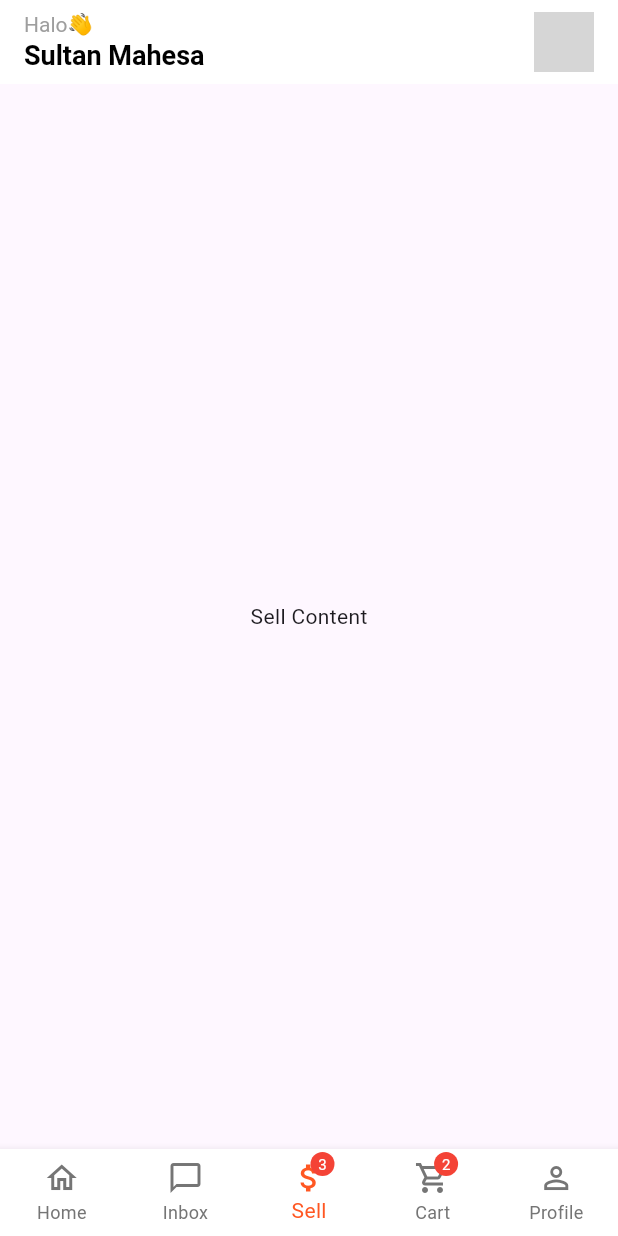
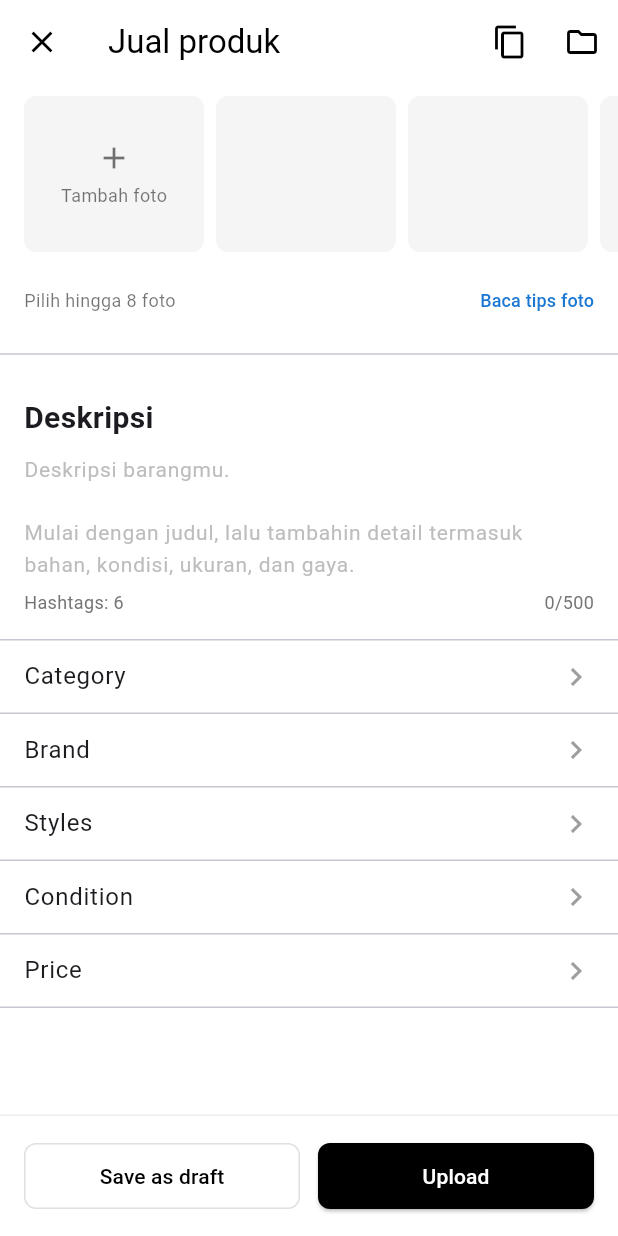
Before and after one commit to tungtungtungtungtungtungsahur/mobile-abp, a Flutter app: the screen it shows after launch, item 3 of the bottom bar chosen, on a phone screen of 412 x 824 dp. Run offline on Flutter 3.47's test engine with Material 3 defaults, Android fonts, the light colour scheme and no system bars; network calls fail; Roboto replaces fonts that are missing (Poppins); grey boxes are pictures that could not be loaded.

Commit message:
sell.dart untuk nambahin produk toko

```diff
--- a/lib/home.dart
+++ b/lib/home.dart
@@ -2,6 +2,7 @@
 import 'package:flutter/material.dart';
 import 'components/bottom_navigation_bar.dart';
 import 'profile.dart';
+import 'sell.dart';
 
 // Placeholder data - replace with your actual data models and fetching logic
 final List<Map<String, dynamic>> recommendedProducts = [
@@ -49,8 +50,12 @@ class _HomeScreenState extends State<HomeScreen> {
   void _onItemTapped(int index) {
     setState(() {
       _selectedIndex = index;
-      // Handle navigation logic here based on index
-      print('Tapped index: $index');
+      if (index == 2) { // Index 2 is for Sell tab
+        Navigator.push(
+          context,
+          MaterialPageRoute(builder: (context) => SellPage()),
+        );
+      }
     });
   }
 
@@ -152,7 +157,7 @@ class _HomeScreenState extends State<HomeScreen> {
 
   // Sell tab content
   Widget _buildSellContent() {
-    return const Center(child: Text('Sell Content'));
+    return SellPage();
   }
 
   // Cart tab content
--- a/lib/katalogToko.dart
+++ /dev/null
@@ -1,5 +0,0 @@
-import 'package:flutter/material.dart';
-import 'components/bottom_navigation_bar.dart';
-import 'edit.dart';
-import 'delete.dart';
-import 'add.dart';
--- /dev/null
+++ b/lib/sell.dart
@@ -0,0 +1,272 @@
+import 'package:flutter/material.dart';
+
+class SellPage extends StatefulWidget {
+  @override
+  _SellPageState createState() => _SellPageState();
+}
+
+class _SellPageState extends State<SellPage> {
+  final TextEditingController _descriptionController = TextEditingController();
+  final TextEditingController _nameController = TextEditingController();
+  final TextEditingController _priceController = TextEditingController();
+  String? _selectedCategory;
+  String? _selectedBrand;
+  String? _selectedCondition;
+  int _charCount = 0;
+  final int _maxChars = 500;
+  int _hashtagCount = 6;
+
+  // Dummy data untuk dropdown
+  final List<String> categories = ['Pakaian', 'Elektronik', 'Aksesoris', 'perabotan', 'tas'];
+  final List<String> conditions = ['Baru', 'Bekas'];
+
+  void _showSuccessDialog(BuildContext context) {
+    showDialog(
+      context: context,
+      builder: (BuildContext context) {
+        return AlertDialog(
+          title: Text('Sukses'),
+          content: Text('Produk berhasil ditambahkan ke katalog'),
+          actions: [
+            TextButton(
+              child: Text('OK'),
+              onPressed: () {
+                Navigator.of(context).pop(); // Tutup dialog
+                Navigator.pushReplacementNamed(context, '/katalog'); // Navigasi ke katalog
+              },
+            ),
+          ],
+        );
+      },
+    );
+  }
+
+  bool _validateInputs() {
+    if (_nameController.text.isEmpty ||
+        _priceController.text.isEmpty ||
+        _descriptionController.text.isEmpty ||
+        _selectedCategory == null ||
+        _selectedCondition == null) {
+      ScaffoldMessenger.of(context).showSnackBar(
+        SnackBar(content: Text('Mohon lengkapi semua data produk')),
+      );
+      return false;
+    }
+    return true;
+  }
+
+  void _handleUpload() {
+    if (_validateInputs()) {
+      final productData = {
+        'name': _nameController.text,
+        'price': _priceController.text,
+        'description': _descriptionController.text,
+        'category': _selectedCategory,
+        'condition': _selectedCondition,
+      };
+
+      _showSuccessDialog(context);
+    }
+  }
+
+  @override
+  Widget build(BuildContext context) {
+    return Scaffold(
+      backgroundColor: Colors.white,
+      appBar: AppBar(
+        backgroundColor: Colors.white,
+        elevation: 0,
+        leading: IconButton(
+          icon: Icon(Icons.close, color: Colors.black),
+          onPressed: () => Navigator.pop(context),
+        ),
+        title: Text('Jual produk', style: TextStyle(color: Colors.black)),
+        actions: [
+          IconButton(
+            icon: Icon(Icons.copy_outlined, color: Colors.black),
+            onPressed: () {},
+          ),
+          IconButton(
+            icon: Icon(Icons.folder_outlined, color: Colors.black),
+            onPressed: () {},
+          ),
+        ],
+      ),
+      body: SingleChildScrollView(
+        child: Column(
+          crossAxisAlignment: CrossAxisAlignment.start,
+          children: [
+            // Photo Grid
+            Container(
+              height: 120,
+              child: ListView.builder(
+                scrollDirection: Axis.horizontal,
+                itemCount: 8,
+                padding: EdgeInsets.symmetric(horizontal: 12),
+                itemBuilder: (context, index) {
+                  return Container(
+                    width: 120,
+                    margin: EdgeInsets.symmetric(horizontal: 4, vertical: 8),
+                    decoration: BoxDecoration(
+                      color: Colors.grey[100],
+                      borderRadius: BorderRadius.circular(8),
+                    ),
+                    child: index == 0
+                        ? Column(
+                            mainAxisAlignment: MainAxisAlignment.center,
+                            children: [
+                              Icon(Icons.add, color: Colors.black54),
+                              SizedBox(height: 4),
+                              Text('Tambah foto',
+                                  style: TextStyle(color: Colors.black54, fontSize: 12)),
+                            ],
+                          )
+                        : Container(),
+                  );
+                },
+              ),
+            ),
+            Padding(
+              padding: EdgeInsets.symmetric(horizontal: 16),
+              child: Row(
+                mainAxisAlignment: MainAxisAlignment.spaceBetween,
+                children: [
+                  Text('Pilih hingga 8 foto',
+                      style: TextStyle(color: Colors.black54, fontSize: 12)),
+                  TextButton(
+                    onPressed: () {},
+                    child: Text('Baca tips foto',
+                        style: TextStyle(color: Colors.blue[700], fontSize: 12)),
+                    style: TextButton.styleFrom(
+                      padding: EdgeInsets.zero,
+                      minimumSize: Size(0, 0),
+                    ),
+                  ),
+                ],
+              ),
+            ),
+            Divider(height: 24),
+
+            // Deskripsi
+            Padding(
+              padding: EdgeInsets.all(16),
+              child: Column(
+                crossAxisAlignment: CrossAxisAlignment.start,
+                children: [
+                  Text(
+                    'Deskripsi',
+                    style: TextStyle(
+                      fontSize: 20,
+                      fontWeight: FontWeight.bold,
+                    ),
+                  ),
+                  TextField(
+                    controller: _descriptionController,
+                    maxLines: null,
+                    decoration: InputDecoration(
+                      hintText: 'Deskripsi barangmu.\n\nMulai dengan judul, lalu tambahin detail termasuk bahan, kondisi, ukuran, dan gaya.',
+                      hintStyle: TextStyle(color: Colors.grey[400], fontSize: 14),
+                      border: InputBorder.none,
+                    ),
+                    onChanged: (text) {
+                      setState(() {
+                        _charCount = text.length;
+                      });
+                    },
+                  ),
+                  Row(
+                    mainAxisAlignment: MainAxisAlignment.spaceBetween,
+                    children: [
+                      Text(
+                        'Hashtags: $_hashtagCount',
+                        style: TextStyle(color: Colors.grey[600], fontSize: 12),
+                      ),
+                      Text(
+                        '$_charCount/$_maxChars',
+                        style: TextStyle(color: Colors.grey[600], fontSize: 12),
+                      ),
+                    ],
+                  ),
+                ],
+              ),
+            ),
+            Divider(height: 1),
+
+            // List Items
+            _buildListItem('Category'),
+            _buildListItem('Brand'),
+            _buildListItem('Styles'),
+            _buildListItem('Condition'),
+            _buildListItem('Price'),
+          ],
+        ),
+      ),
+      bottomNavigationBar: Container(
+        padding: EdgeInsets.all(16),
+        decoration: BoxDecoration(
+          color: Colors.white,
+          border: Border(top: BorderSide(color: Colors.grey[200]!)),
+        ),
+        child: Row(
+          children: [
+            Expanded(
+              child: OutlinedButton(
+                onPressed: () {
+                  ScaffoldMessenger.of(context).showSnackBar(
+                    SnackBar(content: Text('Disimpan sebagai draft')),
+                  );
+                },
+                child: Text('Save as draft', style: TextStyle(color: Colors.black)),
+                style: OutlinedButton.styleFrom(
+                  padding: EdgeInsets.symmetric(vertical: 12),
+                  side: BorderSide(color: Colors.grey[300]!),
+                  shape: RoundedRectangleBorder(
+                    borderRadius: BorderRadius.circular(8),
+                  ),
+                ),
+              ),
+            ),
+            SizedBox(width: 12),
+            Expanded(
+              child: ElevatedButton(
+                onPressed: _handleUpload,
+                child: Text('Upload'),
+                style: ElevatedButton.styleFrom(
+                  backgroundColor: Colors.black,
+                  foregroundColor: Colors.white,
+                  padding: EdgeInsets.symmetric(vertical: 12),
+                  shape: RoundedRectangleBorder(
+                    borderRadius: BorderRadius.circular(8),
+                  ),
+                ),
+              ),
+            ),
+          ],
+        ),
+      ),
+    );
+  }
+
+  Widget _buildListItem(String title) {
+    return Column(
+      children: [
+        ListTile(
+          title: Text(title,
+              style: TextStyle(fontSize: 16, fontWeight: FontWeight.w400)),
+          trailing: Icon(Icons.chevron_right, color: Colors.grey),
+          contentPadding: EdgeInsets.symmetric(horizontal: 16),
+          visualDensity: VisualDensity.compact,
+        ),
+        Divider(height: 1),
+      ],
+    );
+  }
+
+  @override
+  void dispose() {
+    _nameController.dispose();
+    _priceController.dispose();
+    _descriptionController.dispose();
+    super.dispose();
+  }
+}
```
